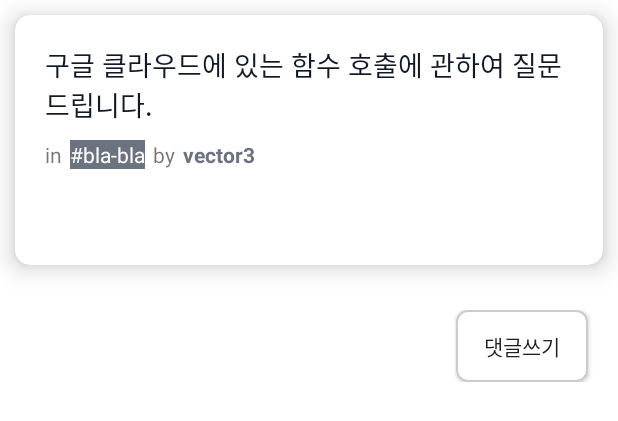
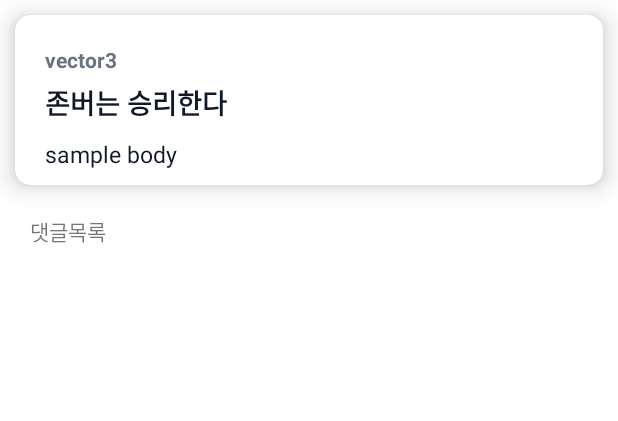
Before and after one commit to jjaln/DailyChart, an Android app: the layout community_content_question.xml on its own in the app's theme, with its tools: preview values and no code run, on a phone screen of 412 x 824 dp. Shown: the top 421 px of the screen. Run offline under Robolectric (Android 15) with nearby library versions, the phone set to English and light mode, and no system bars; network calls fail; Roboto replaces fonts that are not available here.

Commit message:
Reform community design

```diff
--- a/app/src/main/java/com/jjaln/dailychart/adapter/CommunityAdapter.java
+++ b/app/src/main/java/com/jjaln/dailychart/adapter/CommunityAdapter.java
@@ -52,7 +52,7 @@ public class CommunityAdapter extends RecyclerView.Adapter<CommunityAdapter.Comm
         public CommunityViewHolder(@NonNull View itemView) {
                 super(itemView);
                 tvCommunityTitle = itemView.findViewById(R.id.tv_community_title);
-                tvCommunityCategory = itemView.findViewById(R.id.tv_community_category);
+                //tvCommunityCategory = itemView.findViewById(R.id.tv_community_category);
                 tvUsername = itemView.findViewById(R.id.tv_username);
                 //상세
                 itemView.setOnClickListener(v->{
@@ -67,7 +67,7 @@ public class CommunityAdapter extends RecyclerView.Adapter<CommunityAdapter.Comm
 
             public void setCommunityItem(Community_Data community){
                 tvCommunityTitle.setText(community.getTitle());
-                tvCommunityCategory.setText(community.getCategoryName());
+                //tvCommunityCategory.setText(community.getCategoryName());
                 tvUsername.setText(community.getUsername());
         }
     }
--- a/app/src/main/java/com/jjaln/dailychart/adapter/CommunityContentAdapter.java
+++ b/app/src/main/java/com/jjaln/dailychart/adapter/CommunityContentAdapter.java
@@ -92,7 +92,6 @@ public class CommunityContentAdapter extends RecyclerView.Adapter<RecyclerView.V
 
     public class DetailContentViewHolder extends RecyclerView.ViewHolder {
 
-        private AppCompatButton btnReply;
         private TextView tvDetailTitle, tvDetailUsername, tvDetailCategory, tvDetailContents;
 
         public DetailContentViewHolder(@NonNull View itemView) {
@@ -101,10 +100,7 @@ public class CommunityContentAdapter extends RecyclerView.Adapter<RecyclerView.V
             tvDetailUsername = itemView.findViewById(R.id.tv_detail_username);
             tvDetailCategory = itemView.findViewById(R.id.tv_detail_category);
             tvDetailContents = itemView.findViewById(R.id.tv_detail_content);
-            btnReply = itemView.findViewById(R.id.btn_reply);
-            btnReply.setOnClickListener(v -> {
-                communityDetailActivity.showReplyInput();
-            });
+
         }
 
         public void setItem(Community_Data community) {
--- a/app/src/main/java/com/jjaln/dailychart/adapter/CommunityListAdapter.java
+++ b/app/src/main/java/com/jjaln/dailychart/adapter/CommunityListAdapter.java
@@ -54,7 +54,7 @@ public class CommunityListAdapter extends RecyclerView.Adapter<CommunityListAdap
         public CommunityViewHolder(@NonNull View itemView) {
             super(itemView);
             tvCommunityTitle = itemView.findViewById(R.id.tv_community_title);
-            tvCommunityCategory = itemView.findViewById(R.id.tv_community_category);
+            //tvCommunityCategory = itemView.findViewById(R.id.tv_community_category);
             tvUsername = itemView.findViewById(R.id.tv_username);
 
             itemView.setOnClickListener(v->{
@@ -68,7 +68,7 @@ public class CommunityListAdapter extends RecyclerView.Adapter<CommunityListAdap
 
         public void setCommunityItem(Community_Data community){
             tvCommunityTitle.setText(community.getTitle());
-            tvCommunityCategory.setText(community.getCategoryName());
+            //tvCommunityCategory.setText(community.getCategoryName());
             tvUsername.setText(community.getUsername());
         }
     }
--- a/app/src/main/java/com/jjaln/dailychart/contents/community/CommunityActivity.java
+++ b/app/src/main/java/com/jjaln/dailychart/contents/community/CommunityActivity.java
@@ -49,7 +49,7 @@ public class CommunityActivity extends AppCompatActivity {
             comCategoryList.add(new Category(i + 1, category.get(i)));
 
         tvToolbarTitle = findViewById(R.id.tv_toolbar_title);
-        tvToolbarTitle.setText("Community");
+        tvToolbarTitle.setText("커뮤니티");
 
         pref = getSharedPreferences("pref", MODE_PRIVATE);
         token = pref.getString("token", "");
--- a/app/src/main/java/com/jjaln/dailychart/contents/community/CommunityContentsActivity.java
+++ b/app/src/main/java/com/jjaln/dailychart/contents/community/CommunityContentsActivity.java
@@ -70,7 +70,6 @@ public class CommunityContentsActivity extends AppCompatActivity {
 
         //댓글 쓰기
         replyBar = (RelativeLayout) findViewById(R.id.reply_bar);
-        replyBar.setVisibility(View.INVISIBLE);
         ivSendReply = findViewById(R.id.iv_reply_send);
         et_reply = findViewById(R.id.et_reply);
         //툴바
@@ -83,7 +82,7 @@ public class CommunityContentsActivity extends AppCompatActivity {
 
 
         tvToolbarTitle = findViewById(R.id.tv_toolbar_title);
-        tvToolbarTitle.setText("Community");
+        tvToolbarTitle.setText(community.getTitle());
 
         manager = new LinearLayoutManager(this, RecyclerView.VERTICAL, false);
         rvCommunityDetail = findViewById(R.id.rv_community_detail);
@@ -125,7 +124,6 @@ public class CommunityContentsActivity extends AppCompatActivity {
 
     public void showReplyInput() {           //댓글 키보드 쓰기
         RelativeLayout replyBar = (RelativeLayout) findViewById(R.id.reply_bar);
-        replyBar.setVisibility(View.VISIBLE);
 
         InputMethodManager imm = (InputMethodManager) getSystemService(INPUT_METHOD_SERVICE);
         etReply = (EditText) findViewById(R.id.et_reply);
@@ -135,7 +133,6 @@ public class CommunityContentsActivity extends AppCompatActivity {
 
     public void shutdownReplyInput() {           //댓글 키보드 닫기
         RelativeLayout replyBar = (RelativeLayout) findViewById(R.id.reply_bar);
-        replyBar.setVisibility(View.INVISIBLE);
 
         InputMethodManager imm = (InputMethodManager) getSystemService(INPUT_METHOD_SERVICE);
         etReply = (EditText) findViewById(R.id.et_reply);
@@ -155,6 +152,7 @@ public class CommunityContentsActivity extends AppCompatActivity {
                 items = new ArrayList<>();
                 replies = new ArrayList<>();
                 items.add(new Contents(0, community));
+
                 for (DataSnapshot dataSnapshot : snapshot.getChildren()) {
                     Reply mReply = dataSnapshot.getValue(Reply.class);
                     replies.add(mReply);
--- a/app/src/main/res/layout/community_content_question.xml
+++ b/app/src/main/res/layout/community_content_question.xml
@@ -30,51 +30,40 @@
                 app:layout_constraintEnd_toEndOf="parent"
                 app:layout_constraintStart_toStartOf="parent"
                 app:layout_constraintTop_toTopOf="parent">
-
-                <TextView
-                    android:id="@+id/tv_detail_title"
-                    android:layout_width="match_parent"
-                    android:layout_height="wrap_content"
-                    android:text="구글 클라우드에 있는 함수 호출에 관하여 질문 드립니다."
-                    android:textColor="#111827"
-                    android:textSize="18dp" />
-
                 <LinearLayout
                     android:layout_width="match_parent"
                     android:layout_height="wrap_content"
-                    android:layout_marginTop="10dp"
                     android:orientation="horizontal">
-
-                    <TextView
-                        android:layout_width="wrap_content"
-                        android:layout_height="wrap_content"
-                        android:text="in" />
 
                     <TextView
                         android:id="@+id/tv_detail_category"
                         android:layout_width="wrap_content"
                         android:layout_height="wrap_content"
-                        android:layout_marginLeft="5dp"
                         android:background="#6b7280"
                         android:text="#bla-bla"
-                        android:textColor="@color/white" />
-
-                    <TextView
-                        android:layout_width="wrap_content"
-                        android:layout_height="wrap_content"
-                        android:layout_marginLeft="5dp"
-                        android:text="by" />
+                        android:textColor="@color/white"
+                        android:visibility="gone"/>
 
                     <TextView
                         android:id="@+id/tv_detail_username"
                         android:layout_width="wrap_content"
                         android:layout_height="wrap_content"
-                        android:layout_marginLeft="5dp"
                         android:text="vector3"
                         android:textColor="#6b7280"
                         android:textStyle="bold" />
 
                 </LinearLayout>
+                <TextView
+                    android:id="@+id/tv_detail_title"
+                    android:layout_width="match_parent"
+                    android:layout_height="wrap_content"
+                    android:layout_marginTop="5dp"
+                    android:text="존버는 승리한다"
+                    android:textStyle="bold"
+                    android:textColor="#111827"
+                    android:textSize="18dp" />
+
+
 
             </LinearLayout>
 
@@ -82,9 +71,11 @@
                 android:id="@+id/tv_detail_content"
                 android:layout_width="match_parent"
                 android:layout_height="wrap_content"
-                android:textSize="17dp"
+                android:textSize="15dp"
                 android:textColor="#111827"
-                android:layout_margin="20dp"
+                android:layout_marginVertical="10dp"
+                android:layout_marginHorizontal="20dp"
+                android:text="sample body"
                 app:layout_constraintBottom_toBottomOf="parent"
                 app:layout_constraintEnd_toEndOf="parent"
                 app:layout_constraintStart_toStartOf="parent"
@@ -95,20 +86,16 @@
     <androidx.constraintlayout.widget.ConstraintLayout
         android:layout_width="match_parent"
         android:layout_height="wrap_content"
-        android:layout_marginTop="20dp"
+        android:layout_marginTop="10dp"
         android:layout_marginBottom="10dp"
         android:layout_marginLeft="20dp"
         android:orientation="horizontal">
 
-        <androidx.appcompat.widget.AppCompatButton
-            android:id="@+id/btn_reply"
+        <TextView
             android:layout_width="wrap_content"
             android:layout_height="wrap_content"
-            android:background="@drawable/corner_round"
-            android:text="댓글쓰기"
-            android:layout_marginRight="20dp"
-            app:layout_constraintBottom_toBottomOf="parent"
-            app:layout_constraintEnd_toEndOf="parent"
+            android:text="댓글목록"
+            app:layout_constraintStart_toStartOf="parent"
             app:layout_constraintTop_toTopOf="parent" />
 
     </androidx.constraintlayout.widget.ConstraintLayout>
--- a/app/src/main/res/layout/toolbar_community.xml
+++ b/app/src/main/res/layout/toolbar_community.xml
@@ -29,7 +29,7 @@
             android:layout_width="wrap_content"
             android:layout_height="wrap_content"
             android:layout_marginLeft="40dp"
-            android:text="Community"
+            android:text="커뮤니티"
             android:textColor="@android:color/black"
             android:textSize="25dp"
             app:layout_constraintBottom_toBottomOf="parent"
--- a/app/src/main/res/menu/user_menu.xml
+++ b/app/src/main/res/menu/user_menu.xml
@@ -4,9 +4,9 @@
         android:id="@+id/group1">
         <item
             android:id="@+id/user_dashboard"
-            android:title="Dashboard"/>
+            android:title="내 정보"/>
         <item
             android:id="@+id/user_signout"
-            android:title="SignOut"/>
+            android:title="로그아웃"/>
     </group>
 </menu>
```
Also changed, not shown: app/src/main/res/layout/activity_community_contents.xml (+4 -4 lines), app/src/main/res/layout/community_content_reply.xml (+7 -6 lines), app/src/main/res/layout/community_item.xml (+17 -48 lines), app/src/main/res/layout/toolbar_contents.xml (+6 -3 lines), app/src/main/res/menu/menu.xml (+5 -5 lines).
